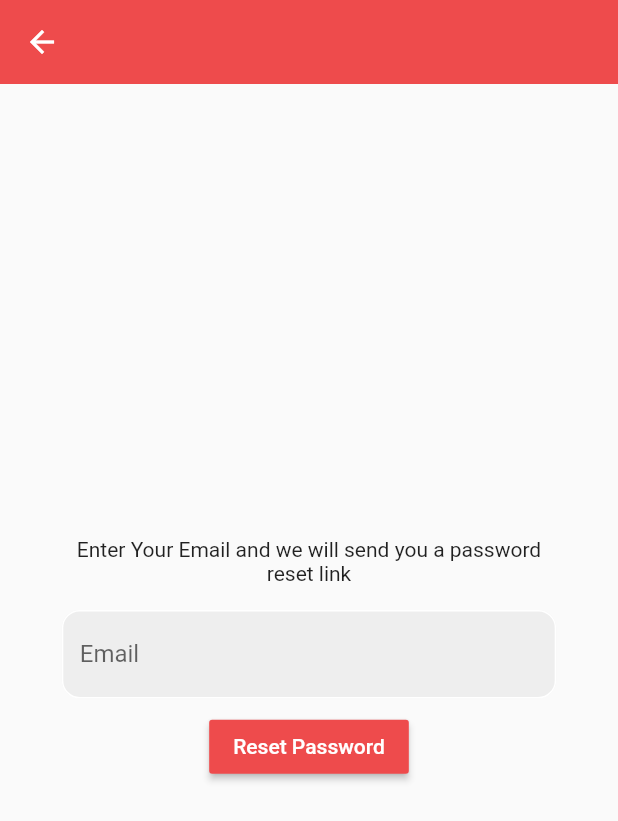
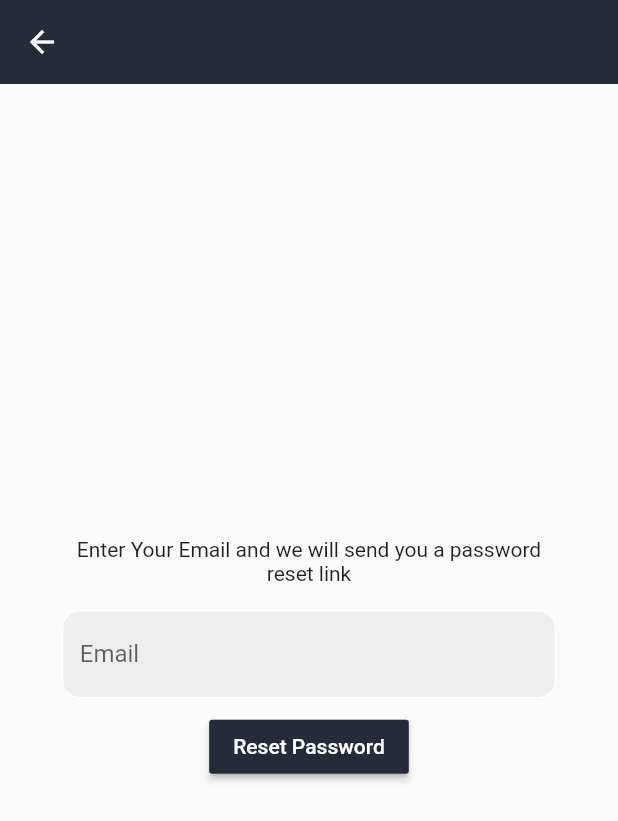
Before and after one commit to Adarshkumar167/safe_her, a Flutter app: the screen it shows after launch, after a tap on "Forgot Password?", on a phone screen of 412 x 824 dp. Shown: the top 821 px of the screen. Run offline on Flutter 3.47's test engine with Material 2 defaults, Android fonts, the light colour scheme and no system bars; our stand-ins replace cloud_firestore, firebase_auth, firebase_core, google_maps_flutter, google_nav_bar; accounts and stored records are empty.

Commit message:
CircularProgressIndicator_Integrated

```diff
--- a/lib/pages/forgotpasswordpage.dart
+++ b/lib/pages/forgotpasswordpage.dart
@@ -46,7 +46,7 @@ class _ForgotPassowrdPageState extends State<ForgotPassowrdPage> {
   Widget build(BuildContext context) {
     return Scaffold(
       appBar: AppBar(
-        backgroundColor: const Color.fromRGBO(238, 75, 76, 1),
+        backgroundColor: const Color.fromRGBO(37, 43, 57, 1),
         elevation: 0,
       ),
       body: Column(
@@ -75,7 +75,8 @@ class _ForgotPassowrdPageState extends State<ForgotPassowrdPage> {
                 ),
                 focusedBorder: OutlineInputBorder(
                   borderRadius: BorderRadius.circular(12),
-                  borderSide: const BorderSide(color: Colors.deepPurple),
+                  borderSide:
+                      const BorderSide(color: Color.fromRGBO(37, 43, 57, 1)),
                 ),
                 hintText: 'Email',
                 fillColor: Colors.grey[200],
@@ -86,7 +87,7 @@ class _ForgotPassowrdPageState extends State<ForgotPassowrdPage> {
           SizedBox(height: MediaQuery.of(context).size.height * 0.01),
           MaterialButton(
             onPressed: passwordReset,
-            color: const Color.fromRGBO(238, 75, 76, 1),
+            color: const Color.fromRGBO(37, 43, 57, 1),
             child: const Text(
               'Reset Password',
               style: TextStyle(color: Colors.white),
--- a/lib/pages/login_page.dart
+++ b/lib/pages/login_page.dart
@@ -15,10 +15,20 @@ class _LoginPageState extends State<LoginPage> {
   final _passwordController = TextEditingController();
 
   Future signIn() async {
+    showDialog(
+      context: context,
+      builder: (context) {
+        return const Center(child: CircularProgressIndicator());
+      },
+    );
+
     await FirebaseAuth.instance.signInWithEmailAndPassword(
       email: _emailController.text.trim(),
       password: _passwordController.text.trim(),
     );
+
+    // ignore: use_build_context_synchronously
+    Navigator.of(context).pop();
   }
 
   @override
@@ -92,7 +102,7 @@ class _LoginPageState extends State<LoginPage> {
                     focusedBorder: OutlineInputBorder(
                       borderRadius: BorderRadius.circular(12),
                       borderSide: const BorderSide(
-                          color: Color.fromRGBO(238, 75, 76, 1)),
+                          color: Color.fromRGBO(37, 43, 57, 1)),
                     ),
                     hintText: 'Email',
                     fillColor: Colors.grey[200],
@@ -117,7 +127,7 @@ class _LoginPageState extends State<LoginPage> {
                     focusedBorder: OutlineInputBorder(
                       borderRadius: BorderRadius.circular(12),
                       borderSide: const BorderSide(
-                          color: Color.fromRGBO(238, 75, 76, 1)),
+                          color: Color.fromRGBO(37, 43, 57, 1)),
                     ),
                     hintText: 'Password',
                     fillColor: Colors.grey[200],
```
Also changed, not shown: lib/pages/register_page.dart (+6 -6 lines).
